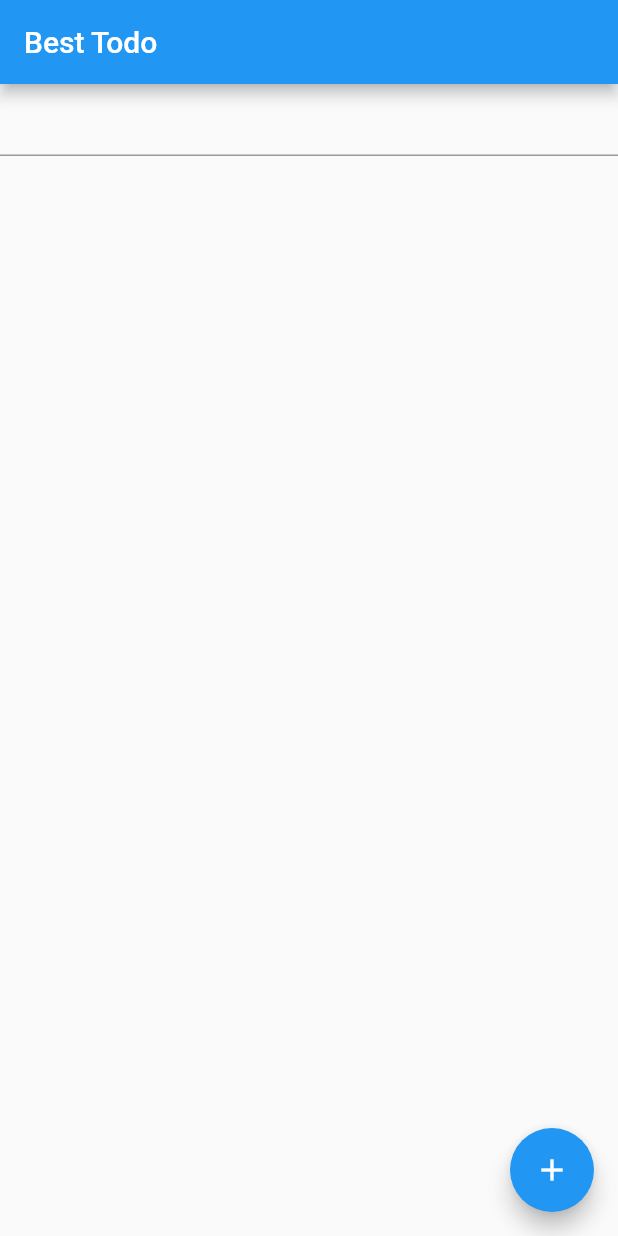
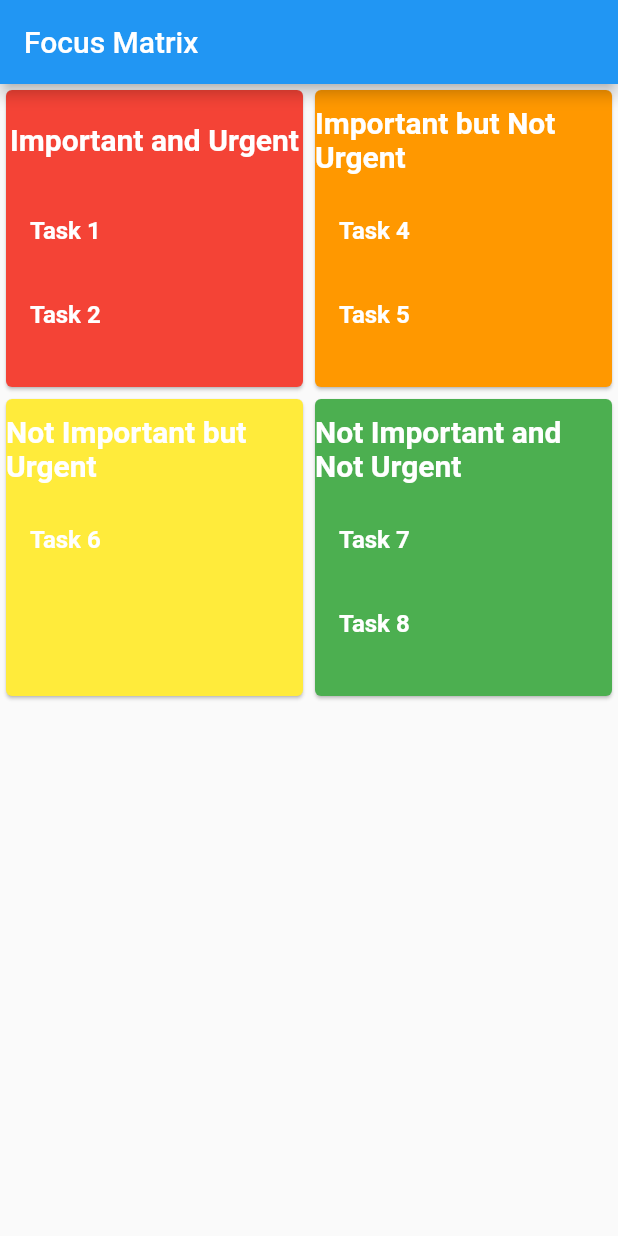
Before and after one commit to stong1994/best_todo, a Flutter app: the screen it shows after launch, on a phone screen of 412 x 824 dp. Run offline on Flutter 3.47's test engine with Material 2 defaults, Android fonts, the phone set to English and light mode, and no system bars.

Commit message:
chatgpt-mvp1

```diff
--- /dev/null
+++ b/lib/focus_matrix.dart
@@ -0,0 +1,90 @@
+import 'package:flutter/material.dart';
+
+class FocusMatrix extends StatelessWidget {
+  final List<String> importantUrgent;
+  final List<String> importantNotUrgent;
+  final List<String> notImportantUrgent;
+  final List<String> notImportantNotUrgent;
+  final Function(String) onPressed;
+
+  FocusMatrix({
+    required this.importantUrgent,
+    required this.importantNotUrgent,
+    required this.notImportantUrgent,
+    required this.notImportantNotUrgent,
+    required this.onPressed,
+  });
+
+  @override
+  Widget build(BuildContext context) {
+    return GridView.count(
+      crossAxisCount: 2,
+      children: [
+        _buildFocusGrid(
+          title: 'Important and Urgent',
+          items: importantUrgent,
+          color: Colors.red,
+        ),
+        _buildFocusGrid(
+          title: 'Important but Not Urgent',
+          items: importantNotUrgent,
+          color: Colors.orange,
+        ),
+        _buildFocusGrid(
+          title: 'Not Important but Urgent',
+          items: notImportantUrgent,
+          color: Colors.yellow,
+        ),
+        _buildFocusGrid(
+          title: 'Not Important and Not Urgent',
+          items: notImportantNotUrgent,
+          color: Colors.green,
+        ),
+      ],
+    );
+  }
+
+  Widget _buildFocusGrid({
+    required String title,
+    required List<String> items,
+    required Color color,
+  }) {
+    return Card(
+      color: color,
+      child: Column(
+        children: [
+          Expanded(
+            child: Center(
+              child: Text(
+                title,
+                style: TextStyle(
+                  fontWeight: FontWeight.bold,
+                  fontSize: 20,
+                  color: Colors.white,
+                ),
+              ),
+            ),
+          ),
+          Expanded(
+            flex: 2,
+            child: ListView.builder(
+              itemCount: items.length,
+              itemBuilder: (context, index) {
+                return ListTile(
+                  title: Text(
+                    items[index],
+                    style: TextStyle(
+                      fontWeight: FontWeight.bold,
+                      color: Colors.white,
+                    ),
+                  ),
+                  onTap: () => onPressed(items[index]),
+                );
+              },
+            ),
+          ),
+        ],
+      ),
+    );
+  }
+}
--- a/lib/main.dart
+++ b/lib/main.dart
@@ -1,78 +1,25 @@
 import 'package:flutter/material.dart';
+import 'focus_matrix.dart';
 
 void main() {
-  runApp(const TodoList());
+  runApp(MyApp());
 }
 
-class TodoList extends StatefulWidget {
-  const TodoList({super.key});
-
-  @override
-  State<TodoList> createState() => _TodoListState();
-}
-
-class _TodoListState extends State<TodoList> {
-  static const _appTitle = 'Best Todo';
-  final todos = <String>[];
-  final controller = TextEditingController();
-
-  @override
-  void dispose() {
-    controller.dispose();
-    super.dispose();
-  }
-
-  void _printLatestValue() {
-    print('Second text field: ${controller.text}');
-  }
-
-  @override
-  void initState() {
-    super.initState();
-
-    // Start listening to changes.
-    controller.addListener(_printLatestValue);
-  }
-
+class MyApp extends StatelessWidget {
   @override
   Widget build(BuildContext context) {
     return MaterialApp(
-      title: _appTitle,
+      title: 'Focus Matrix Demo',
       home: Scaffold(
         appBar: AppBar(
-          title: const Text(_appTitle),
+          title: Text('Focus Matrix'),
         ),
-        body: Column(
-          children: [
-            TextField(
-              controller: controller,
-            ),
-            Expanded(
-              child: ListView.builder(
-                itemCount: todos.length,
-                itemBuilder: (context, index) {
-                  final todo = todos[index];
-
-                  return Dismissible(
-                    key: Key('$todo$index'),
-                    onDismissed: (direction) => todos.removeAt(index),
-                    background: Container(color: Colors.red),
-                    child: ListTile(title: Text(todo)),
-                  );
-                },
-              ),
-            ),
-          ],
-        ),
-        floatingActionButton: FloatingActionButton(
-          onPressed: () {
-            setState(() {
-              todos.add(controller.text);
-              controller.clear();
-              print("pressed");
-            });
-          },
-          child: const Icon(Icons.add),
+        body: FocusMatrix(
+          importantUrgent: ['Task 1', 'Task 2', 'Task 3'],
+          importantNotUrgent: ['Task 4', 'Task 5'],
+          notImportantUrgent: ['Task 6'],
+          notImportantNotUrgent: ['Task 7', 'Task 8', 'Task 9', 'Task 10'],
+          onPressed: (item) => print('You clicked $item'),
         ),
       ),
     );
```
Also changed, not shown: 2 other files.
